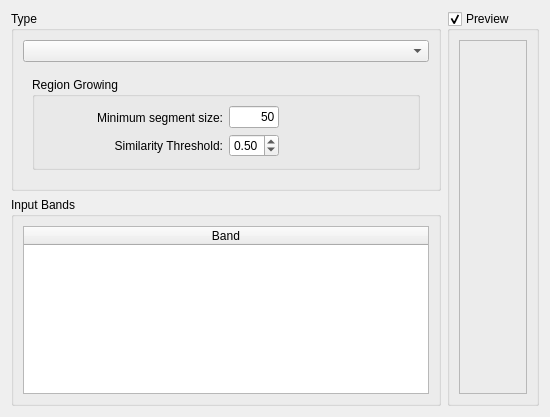
claudiobogossian/terralib5, file src/terralib/qt/widgets/rp/ui/SegmenterWizardPageForm.ui: the form before one commit.
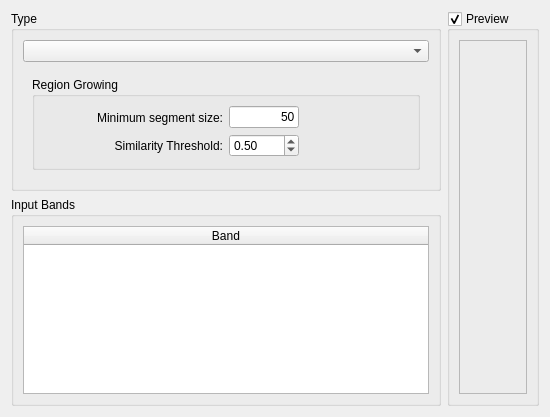
The form after the commit.

```diff
--- a/src/terralib/qt/widgets/rp/ui/SegmenterWizardPageForm.ui
+++ b/src/terralib/qt/widgets/rp/ui/SegmenterWizardPageForm.ui
@@ -111,13 +111,13 @@
                          </property>
                          <property name="minimumSize">
                           <size>
-                           <width>50</width>
+                           <width>70</width>
                            <height>0</height>
                           </size>
                          </property>
                          <property name="maximumSize">
                           <size>
-                           <width>50</width>
+                           <width>70</width>
                            <height>16777215</height>
                           </size>
                          </property>
@@ -142,13 +142,13 @@
                          </property>
                          <property name="minimumSize">
                           <size>
-                           <width>50</width>
+                           <width>70</width>
                            <height>0</height>
                           </size>
                          </property>
                          <property name="maximumSize">
                           <size>
-                           <width>50</width>
+                           <width>70</width>
                            <height>16777215</height>
                           </size>
                          </property>
```
